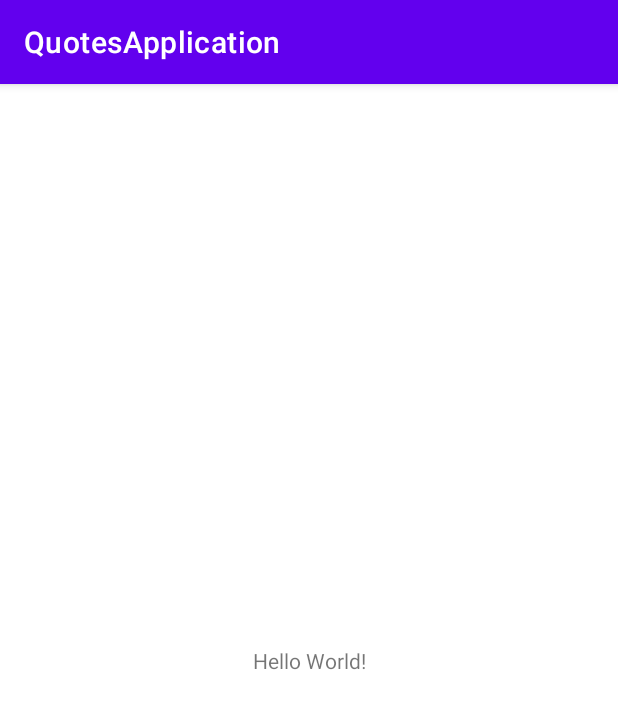
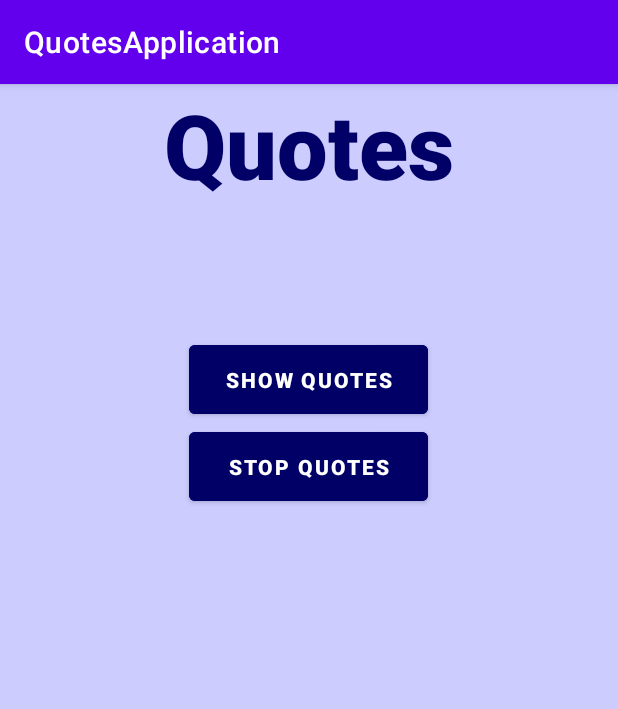
Before and after one commit to OriBlanka/AndroindMilab, an Android app: the screen it shows after launch (MainActivity), on a phone screen of 412 x 824 dp. Shown: the top 709 px of the screen. Run offline under Robolectric (Android 15) with nearby library versions, the phone set to English and light mode, and no system bars.

Commit message:
Adding button that show a notification

```diff
--- a/projects/QuotesApplication/app/src/main/java/com/quotesapplication/MainActivity.java
+++ b/projects/QuotesApplication/app/src/main/java/com/quotesapplication/MainActivity.java
@@ -1,14 +1,57 @@
 package com.quotesapplication;
 
 import androidx.appcompat.app.AppCompatActivity;
+import androidx.core.app.NotificationCompat;
 
+import android.app.NotificationChannel;
+import android.app.NotificationManager;
+import android.content.Context;
+import android.os.Build;
 import android.os.Bundle;
+import android.view.View;
+import android.widget.Button;
 
 public class MainActivity extends AppCompatActivity {
+    Button btStartNotification;
+    static String CHANNEL_ID = "CHANNEL";
 
     @Override
     protected void onCreate(Bundle savedInstanceState) {
         super.onCreate(savedInstanceState);
         setContentView(R.layout.activity_main);
+
+        createNotificationChannel();
+
+        btStartNotification = (Button)findViewById(R.id.quotesButton);
+        btStartNotification.setOnClickListener(new View.OnClickListener() {
+            @Override
+            public void onClick(View view) {
+                String message = "This is a notification";
+                NotificationCompat.Builder builder = new NotificationCompat.Builder(view.getContext(), CHANNEL_ID)
+                        .setSmallIcon(R.drawable.ic_verified)
+                        .setContentTitle("Smart Quotes")
+                        .setContentText(message);
+
+                NotificationManager notificationManager = (NotificationManager)getSystemService(Context.NOTIFICATION_SERVICE);
+
+                int notifyId = 1;
+                notificationManager.notify(notifyId, builder.build());
+            }
+        });
+    }
+
+    private void createNotificationChannel(){
+        if (Build.VERSION.SDK_INT >= Build.VERSION_CODES.O) {
+            CharSequence name = "Ex3_channel";
+            //String description = "Just some description";
+            int importance = NotificationManager.IMPORTANCE_HIGH;
+
+            NotificationChannel channel = new NotificationChannel(CHANNEL_ID, name, importance);
+            //channel.setDescription(description);
+            NotificationManager notificationManager = getSystemService(NotificationManager.class);
+            notificationManager.createNotificationChannel(channel);
+        }
+
+
     }
 }
--- /dev/null
+++ b/projects/QuotesApplication/app/src/main/res/drawable/ic_verified.xml
@@ -0,0 +1,10 @@
+<vector xmlns:android="http://schemas.android.com/apk/res/android"
+    android:width="24dp"
+    android:height="24dp"
+    android:viewportWidth="24"
+    android:viewportHeight="24"
+    android:tint="?attr/colorControlNormal">
+  <path
+      android:fillColor="@android:color/white"
+      android:pathData="M23,12l-2.44,-2.79l0.34,-3.69l-3.61,-0.82L15.4,1.5L12,2.96L8.6,1.5L6.71,4.69L3.1,5.5L3.44,9.2L1,12l2.44,2.79l-0.34,3.7l3.61,0.82L8.6,22.5l3.4,-1.47l3.4,1.46l1.89,-3.19l3.61,-0.82l-0.34,-3.69L23,12zM10.09,16.72l-3.8,-3.81l1.48,-1.48l2.32,2.33l5.85,-5.87l1.48,1.48L10.09,16.72z"/>
+</vector>
--- a/projects/QuotesApplication/app/src/main/res/layout/activity_main.xml
+++ b/projects/QuotesApplication/app/src/main/res/layout/activity_main.xml
@@ -6,13 +6,49 @@
     android:layout_height="match_parent"
     tools:context=".MainActivity">
 
-    <TextView
-        android:layout_width="wrap_content"
-        android:layout_height="wrap_content"
-        android:text="Hello World!"
+    <LinearLayout
+        android:layout_width="match_parent"
+        android:layout_height="match_parent"
+        android:background="#ccccff"
+        android:orientation="vertical"
         app:layout_constraintBottom_toBottomOf="parent"
-        app:layout_constraintLeft_toLeftOf="parent"
-        app:layout_constraintRight_toRightOf="parent"
-        app:layout_constraintTop_toTopOf="parent" />
+        app:layout_constraintEnd_toEndOf="parent"
+        app:layout_constraintStart_toStartOf="parent"
+        app:layout_constraintTop_toTopOf="parent">
+
+        <TextView
+            android:id="@+id/quotesTitle"
+            android:layout_width="match_parent"
+            android:layout_height="168dp"
+            android:backgroundTint="#FFFFFF"
+            android:text="Quotes"
+            android:textAlignment="center"
+            android:textAppearance="@style/TextAppearance.AppCompat.Title"
+            android:textColor="#000066"
+            android:textSize="60dp"
+            android:textStyle="bold" />
+
+        <Button
+            android:id="@+id/quotesButton"
+            android:layout_width="159dp"
+            android:layout_height="58dp"
+            android:layout_gravity="center"
+            android:backgroundTint="#000066"
+            android:text="Show Quotes"
+            android:textAlignment="center"
+            android:textColor="@color/white"
+            android:textStyle="bold" />
+
+        <Button
+            android:id="@+id/stoQuotesButton"
+            android:layout_width="159dp"
+            android:layout_height="58dp"
+            android:layout_gravity="center"
+            android:backgroundTint="#000066"
+            android:text="Stop Quotes"
+            android:textAlignment="center"
+            android:textColor="@color/white"
+            android:textStyle="bold" />
+    </LinearLayout>
 
 </androidx.constraintlayout.widget.ConstraintLayout>
```
